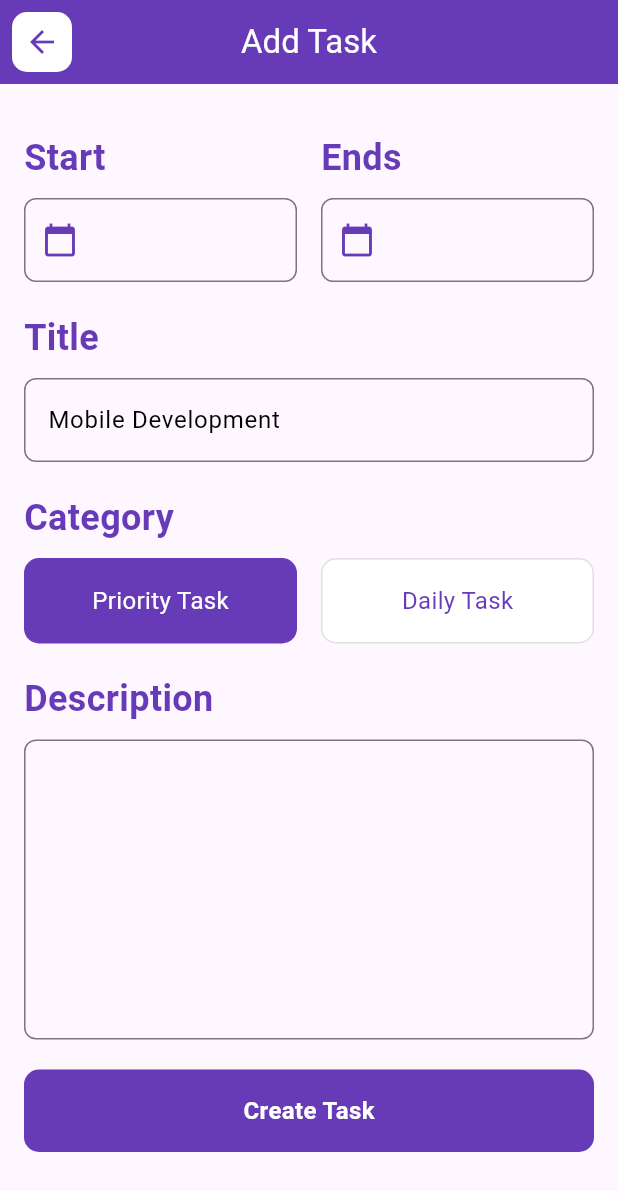
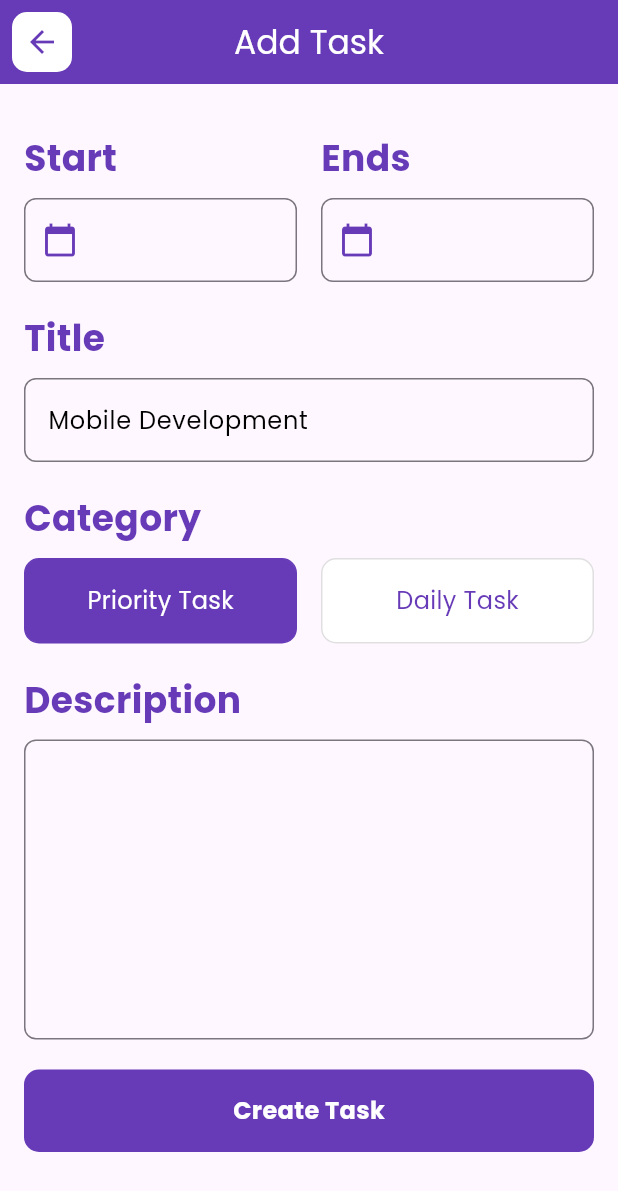
Before and after one commit to RobertBenyamin/todo_app, a Flutter app: the screen it shows after launch, after a tap on "Add Task", on a phone screen of 412 x 824 dp. Shown: the top 1191 px of the screen. Run offline on Flutter 3.47's test engine with Material 3 defaults, Android fonts, the phone set to English and light mode, and no system bars; our stand-ins replace google_fonts.

Commit message:
chore: add Google Fonts dependency

```diff
--- a/lib/main.dart
+++ b/lib/main.dart
@@ -1,4 +1,5 @@
 import 'package:flutter/material.dart';
+import 'package:google_fonts/google_fonts.dart';
 import 'package:todo_app/ui/home.dart';
 
 void main() {
@@ -17,6 +18,7 @@ class MyApp extends StatelessWidget {
       theme: ThemeData(
         colorScheme: ColorScheme.fromSeed(seedColor: Colors.deepPurple),
         useMaterial3: true,
+        fontFamily: GoogleFonts.poppins().fontFamily,
       ),
       home: const HomePage(),
     );
--- a/pubspec.yaml
+++ b/pubspec.yaml
@@ -36,6 +36,7 @@ dependencies:
   # Use with the CupertinoIcons class for iOS style icons.
   cupertino_icons: ^1.0.2
   intl: ^0.19.0
+  google_fonts: ^6.1.0
 
 dev_dependencies:
   flutter_test:
```
Also changed, not shown: pubspec.lock.
